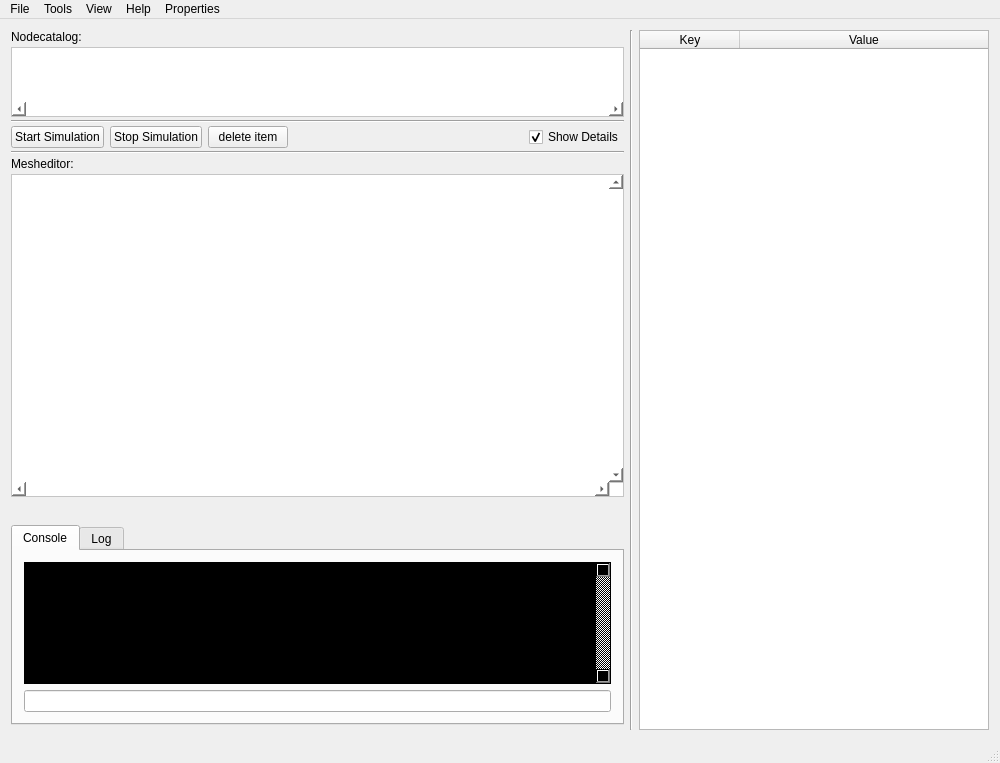
Before: the Qt Designer form src_gui/mainwindow.ui in tadasamantri/anise_gui, drawn with Qt 5.
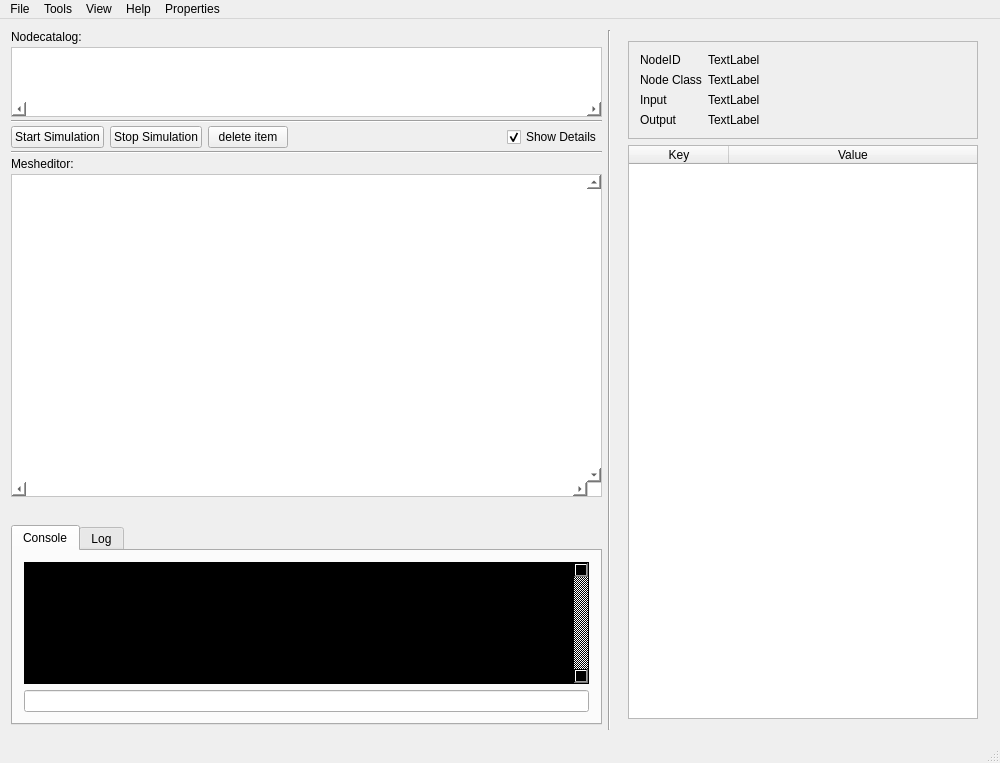
After: the same form once the commit is applied. Custom widgets are drawn as their Qt base class.

Commit message: startet carlos' idea

```diff
--- a/src_gui/mainwindow.ui
+++ b/src_gui/mainwindow.ui
@@ -92,7 +92,7 @@
            <rect>
             <x>0</x>
             <y>0</y>
-            <width>621</width>
+            <width>607</width>
             <height>63</height>
            </rect>
           </property>
@@ -230,7 +230,7 @@
            <rect>
             <x>0</x>
             <y>0</y>
-            <width>608</width>
+            <width>594</width>
             <height>292</height>
            </rect>
           </property>
@@ -346,6 +346,80 @@
      </widget>
     </item>
     <item>
+     <widget class="QFrame" name="table_Frame">
+      <layout class="QVBoxLayout" name="verticalLayout_5">
+       <item>
+        <widget class="QFrame" name="frame_3">
+         <property name="frameShape">
+          <enum>QFrame::StyledPanel</enum>
+         </property>
+         <property name="frameShadow">
+          <enum>QFrame::Raised</enum>
+         </property>
+         <layout class="QFormLayout" name="formLayout">
+          <property name="fieldGrowthPolicy">
+           <enum>QFormLayout::AllNonFixedFieldsGrow</enum>
+          </property>
+          <item row="0" column="1">
+           <widget class="QLabel" name="ID_Text">
+            <property name="text">
+             <string>TextLabel</string>
+            </property>
+           </widget>
+          </item>
+          <item row="1" column="0">
+           <widget class="QLabel" name="Tpye_Lable">
+            <property name="text">
+             <string>Node Class</string>
+            </property>
+           </widget>
+          </item>
+          <item row="1" column="1">
+           <widget class="QLabel" name="Type_Text">
+            <property name="text">
+             <string>TextLabel</string>
+            </property>
+           </widget>
+          </item>
+          <item row="2" column="0">
+           <widget class="QLabel" name="IN_Lable">
+            <property name="text">
+             <string>Input</string>
+            </property>
+           </widget>
+          </item>
+          <item row="2" column="1">
+           <widget class="QLabel" name="IN_Text">
+            <property name="text">
+             <string>TextLabel</string>
+            </property>
+           </widget>
+          </item>
+          <item row="3" column="0">
+           <widget class="QLabel" name="OUT_Lable">
+            <property name="text">
+             <string>Output</string>
+            </property>
+           </widget>
+          </item>
+          <item row="3" column="1">
+           <widget class="QLabel" name="OUT_Text">
+            <property name="text">
+             <string>TextLabel</string>
+            </property>
+           </widget>
+          </item>
+          <item row="0" column="0">
+           <widget class="QLabel" name="ID_Lable">
+            <property name="text">
+             <string>NodeID</string>
+            </property>
+           </widget>
+          </item>
+         </layout>
+        </widget>
+       </item>
+       <item>
      <widget class="QTableWidget" name="tableWidget">
       <property name="enabled">
        <bool>true</bool>
@@ -390,6 +464,9 @@
         <string>Value</string>
        </property>
       </column>
+        </widget>
+       </item>
+      </layout>
      </widget>
     </item>
    </layout>
```
Lines whose indentation alone changed are shown as unchanged. The commit also changes 1 other file.
